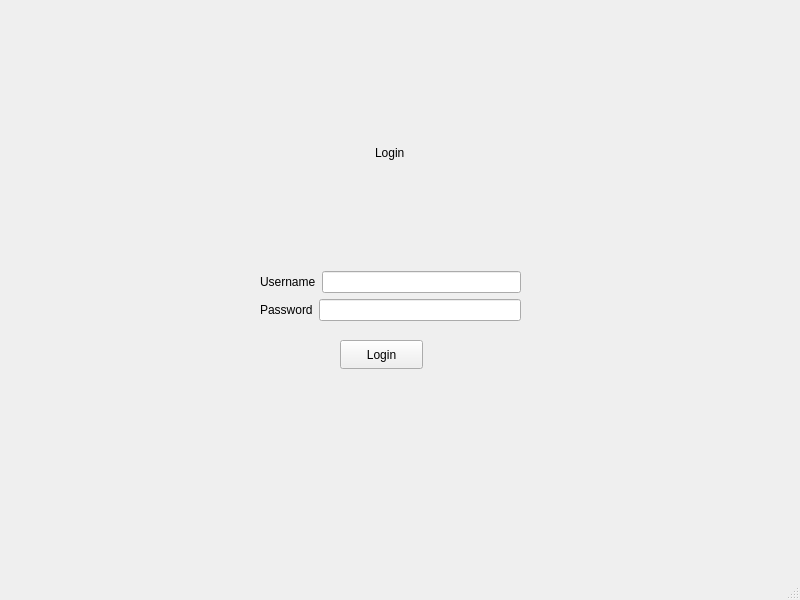
Above: mainwindow.ui from Shikhrrr/AttendanceManager before the change. Below: the same form after it.
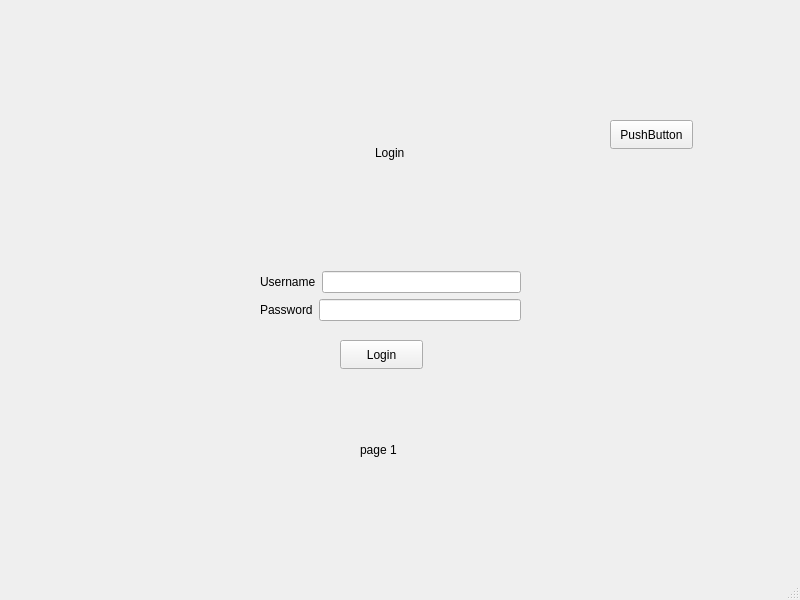
That is the form after the change.

Commit message: showing multiple pages in single window

```diff
--- a/mainwindow.ui
+++ b/mainwindow.ui
@@ -27,7 +27,7 @@
      <string>Login</string>
     </property>
    </widget>
-   <widget class="QWidget" name="">
+   <widget class="QWidget" name="layoutWidget">
     <property name="geometry">
      <rect>
       <x>260</x>
@@ -89,6 +89,62 @@
      </item>
     </layout>
    </widget>
+   <widget class="QStackedWidget" name="stackedWidget">
+    <property name="geometry">
+     <rect>
+      <x>240</x>
+      <y>380</y>
+      <width>321</width>
+      <height>121</height>
+     </rect>
+    </property>
+    <property name="currentIndex">
+     <number>0</number>
+    </property>
+    <widget class="QWidget" name="page">
+     <widget class="QLabel" name="label_4">
+      <property name="geometry">
+       <rect>
+        <x>120</x>
+        <y>60</y>
+        <width>63</width>
+        <height>20</height>
+       </rect>
+      </property>
+      <property name="text">
+       <string>page 1</string>
+      </property>
+     </widget>
+    </widget>
+    <widget class="QWidget" name="page_2">
+     <widget class="QLabel" name="label_5">
+      <property name="geometry">
+       <rect>
+        <x>130</x>
+        <y>50</y>
+        <width>63</width>
+        <height>20</height>
+       </rect>
+      </property>
+      <property name="text">
+       <string>page 2</string>
+      </property>
+     </widget>
+    </widget>
+   </widget>
+   <widget class="QPushButton" name="pushButton">
+    <property name="geometry">
+     <rect>
+      <x>610</x>
+      <y>120</y>
+      <width>83</width>
+      <height>29</height>
+     </rect>
+    </property>
+    <property name="text">
+     <string>PushButton</string>
+    </property>
+   </widget>
   </widget>
   <widget class="QMenuBar" name="menubar">
    <property name="geometry">
```
The commit also changes 2 other files.
